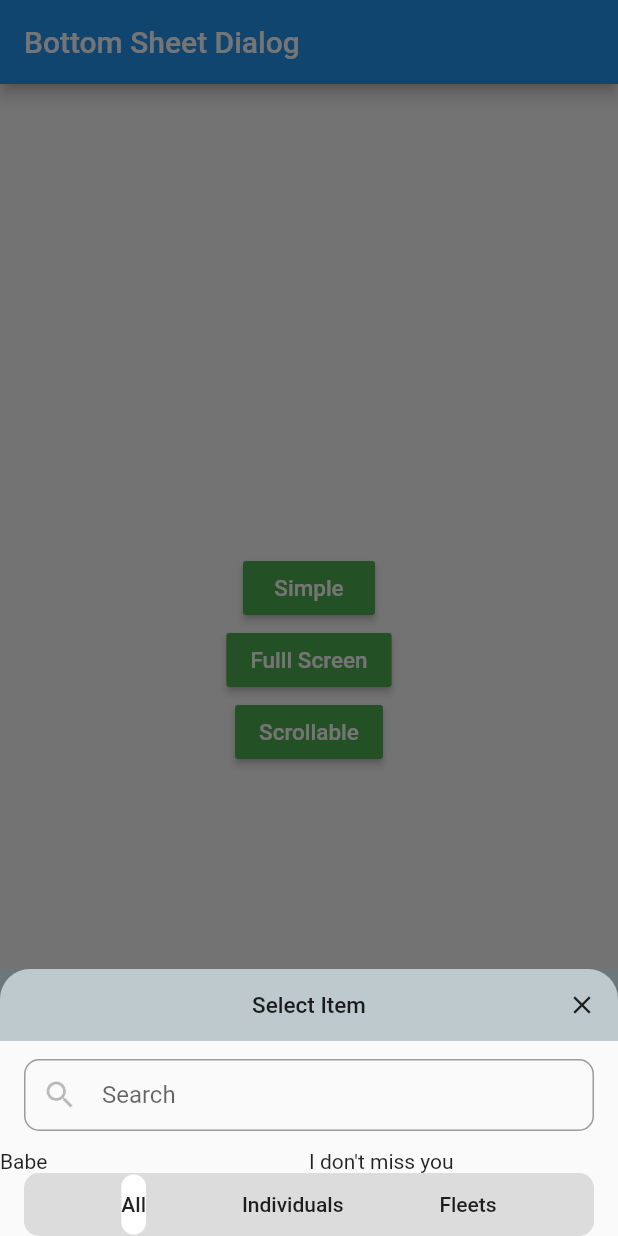
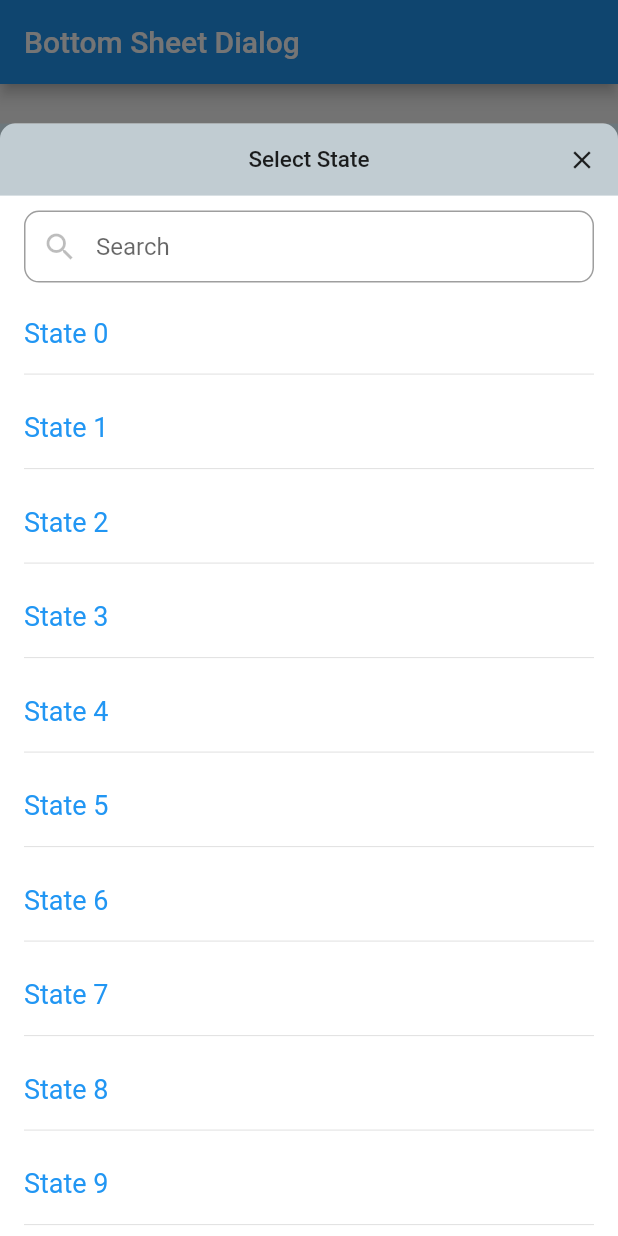
Before and after one commit to rjkalola/flutter_demos, a Flutter app: the screen it shows after launch, after a tap on "Simple", on a phone screen of 412 x 824 dp. Run offline on Flutter 3.47's test engine with Material 2 defaults, Android fonts, the phone set to English and light mode, and no system bars.

Commit message:
no message

```diff
--- a/lib/bottonsheet_dialog.dart
+++ b/lib/bottonsheet_dialog.dart
@@ -8,6 +8,10 @@ class BottomSheetDialogDemo extends StatefulWidget {
 }
 
 class _BottomSheetDialogDemoState extends State<BottomSheetDialogDemo> {
+  final allItems = List<String>.generate(50, (i) => "State $i");
+  var items = <String>[];
+  TextEditingController editingController = TextEditingController();
+
   @override
   Widget build(BuildContext context) {
     return Scaffold(
@@ -51,12 +55,29 @@ class _BottomSheetDialogDemoState extends State<BottomSheetDialogDemo> {
   }
 
   void showSimpleDialog() {
+    items.clear();
+    items.addAll(allItems);
     showModalBottomSheet(
       isScrollControlled: true,
-      shape: const RoundedRectangleBorder(
-          borderRadius: BorderRadius.vertical(top: Radius.circular(20))),
+      backgroundColor: Colors.transparent,
+      /* shape: const RoundedRectangleBorder(
+          borderRadius: BorderRadius.vertical(top: Radius.circular(20))),*/
       context: context,
-      builder: (context) => Column(mainAxisSize: MainAxisSize.min, children: [
+      builder: (context) => StatefulBuilder(
+          builder: (BuildContext context,
+                  StateSetter setModalState /*You can rename this!*/) =>
+              DraggableScrollableSheet(
+                initialChildSize: 0.9,
+                maxChildSize: 0.9,
+                minChildSize: 0.5,
+                builder:
+                    (BuildContext context, ScrollController scrollController) =>
+                        Container(
+                  decoration: BoxDecoration(
+                      color: Colors.white,
+                      borderRadius:
+                          BorderRadius.vertical(top: Radius.circular(10))),
+                  child: Column(mainAxisSize: MainAxisSize.max, children: [
                     Container(
                       color: Colors.blueGrey.withAlpha(100),
                       child: Stack(
@@ -65,22 +86,31 @@ class _BottomSheetDialogDemoState extends State<BottomSheetDialogDemo> {
                           const Align(
                             alignment: Alignment.center,
                             child: Text(
-                  "Select Item",
-                  style: TextStyle(fontWeight: FontWeight.w500, fontSize: 15),
+                              "Select State",
+                              style: TextStyle(
+                                  fontWeight: FontWeight.w500, fontSize: 15),
                             ),
                           ),
                           Align(
                               alignment: Alignment.centerRight,
                               child: IconButton(
-                    onPressed: () {},
+                                onPressed: () {
+                                  Navigator.pop(context);
+                                },
                                 icon: Icon(Icons.close, size: 20),
                               ))
                         ],
                       ),
                     ),
-        const Padding(
-          padding: EdgeInsets.fromLTRB(16, 12, 16, 12),
+                    Padding(
+                      padding: EdgeInsets.fromLTRB(16, 10, 16, 10),
                       child: TextField(
+                        controller: editingController,
+                        onChanged: (value) {
+                          setModalState(() {
+                            filterSearchResults(value);
+                          });
+                        },
                         decoration: InputDecoration(
                           contentPadding: EdgeInsets.fromLTRB(0, 2, 14, 0),
                           prefixIcon: Icon(Icons.search, color: Colors.black26),
@@ -89,66 +119,75 @@ class _BottomSheetDialogDemoState extends State<BottomSheetDialogDemo> {
                               Radius.circular(10),
                             ),
                           ),
-              hintText: ' Search',
+                          focusedBorder: OutlineInputBorder(
+                            borderRadius: BorderRadius.all(
+                              Radius.circular(10),
+                            ),
+                          ),
+                          hintText: 'Search',
                         ),
                       ),
                     ),
-        Row(
-          children: <Widget>[
                     Expanded(
-              child: Container(child: Text("Babe")),
-              flex: 2,
+                      child: setStateList(),
+                    )
+                  ]),
                 ),
-            Expanded(
-              child: Container(child: Text("I don't miss you")),
-              flex: 2,
-            ),
-          ],
-        ),
+              )),
+    );
+  }
+
+  Widget setStateList() => ListView.builder(
+        itemCount: items.length,
+        scrollDirection: Axis.vertical,
+        itemBuilder: (context, i) {
+          return ListTile(
+            title: Padding(
+              padding: const EdgeInsets.fromLTRB(0, 0, 0, 0),
+              child: Column(
+                mainAxisAlignment: MainAxisAlignment.start,
+                crossAxisAlignment: CrossAxisAlignment.start,
+                children: [
                   Padding(
-          padding: const EdgeInsets.fromLTRB(16, 0, 16, 0),
-          child: Container(
-            decoration: const BoxDecoration(
-              color: Colors.black12,
-              borderRadius: BorderRadius.all(Radius.circular(10)),
-            ),
-            child: Padding(
-              padding: const EdgeInsets.all(1.0),
-              child: Row(
-                mainAxisAlignment: MainAxisAlignment.spaceEvenly,
-                children: [
-                  Container(
-                    decoration: const BoxDecoration(
-                      color: Colors.white,
-                      borderRadius: BorderRadius.all(Radius.circular(10)),
-                    ),
-                    child:  Expanded(
-                      flex: 1,
-                      child: Padding(
-                        padding: EdgeInsets.fromLTRB(0, 6, 0, 6),
-                        child: Padding(
-                          padding: EdgeInsets.fromLTRB(0, 6, 0, 6),
-                          child: Text("All",
-                              style: TextStyle(
-                                  fontWeight: FontWeight.w500, fontSize: 14)),
+                    padding: const EdgeInsets.fromLTRB(0, 9, 0, 9),
+                    child: Text(
+                      '${items[i]}',
+                      style: TextStyle(fontSize: 18, color: Colors.blue),
                     ),
                   ),
-                    ),
-                  ),
-                  const Padding(
-                    padding: EdgeInsets.fromLTRB(0, 6, 0, 6),
-                    child: Text("Individuals",
-                        style:
-                            TextStyle(fontWeight: FontWeight.w500, fontSize: 14)),
-                  ),
-                  Text("Fleets",
-                      style: TextStyle(fontWeight: FontWeight.w500, fontSize: 14))
+                  Divider()
                 ],
               ),
             ),
-          ),
-        )
-      ]),
+            onTap: (){
+              print(items[i]);
+            },
           );
+        },
+      );
+
+  void filterSearchResults(String value) {
+    print(value);
+    List<String> dummySearchList = <String>[];
+    dummySearchList.addAll(allItems);
+
+    if (value.isNotEmpty) {
+      List<String> dummyListData = <String>[];
+      for (var item in dummySearchList) {
+        if (item.toLowerCase().contains(value.toLowerCase())) {
+          dummyListData.add(item);
         }
       }
+      setState(() {
+        items.clear();
+        items.addAll(dummyListData);
+      });
+      return;
+    } else {
+      setState(() {
+        items.clear();
+        items.addAll(allItems);
+      });
+    }
+  }
+}
--- a/lib/main.dart
+++ b/lib/main.dart
@@ -12,6 +12,7 @@ class MyApp extends StatelessWidget {
   @override
   Widget build(BuildContext context) {
     return MaterialApp(
+      debugShowCheckedModeBanner: false,
       title: 'Flutter Demo',
       theme: ThemeData(
         // This is the theme of your application.
```
Also changed, not shown: lib/bottonsheet_dialog_with_tab.dart (added, +167 -0 lines). Lines whose indentation alone changed are shown as unchanged.
